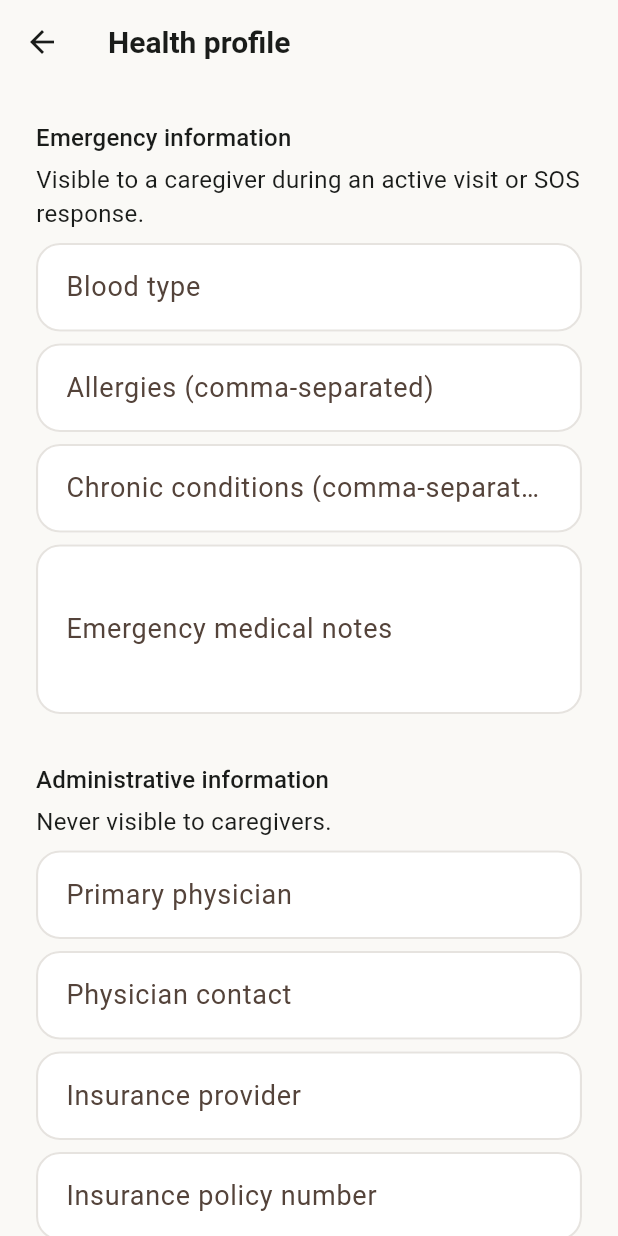
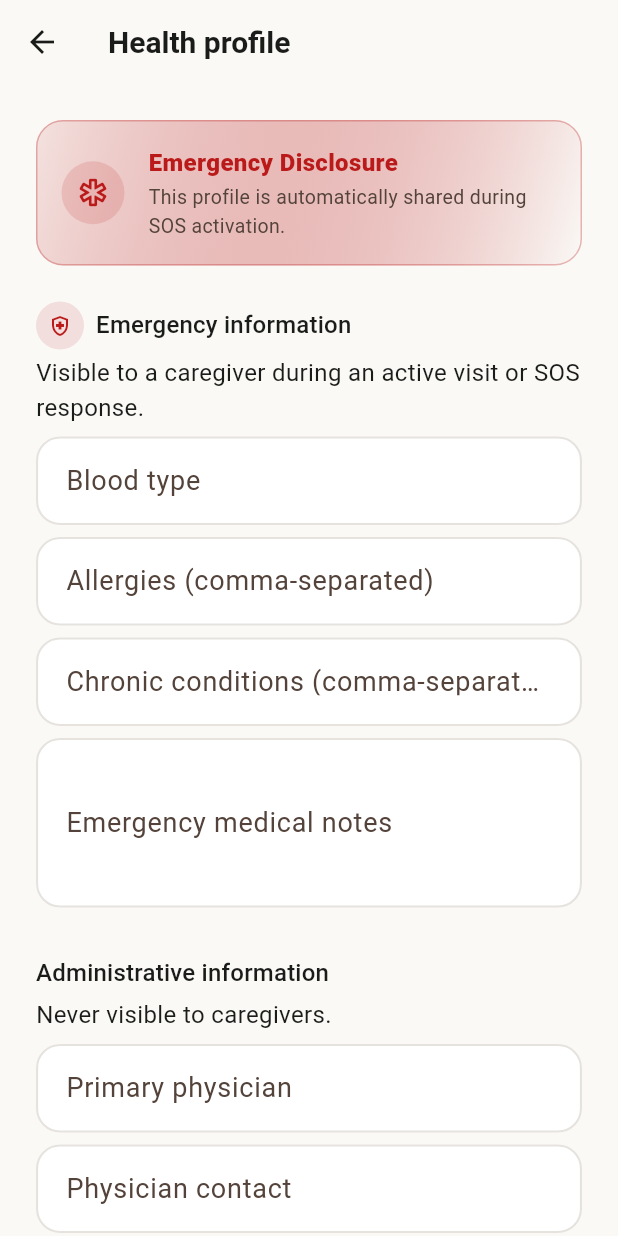
Before and after one commit to MADEMSanjanaSarvani/Elder-Care, a Flutter app: the HealthProfileScreen screen opened directly with empty values, on a phone screen of 412 x 824 dp. Run offline on Flutter 3.47's test engine with Material 3 defaults, Android fonts, the phone set to English and light mode, and no system bars; our stand-ins replace file_picker, firebase_core, firebase_messaging, flutter_riverpod, geolocator, go_router and 4 more; missing offline and left inert: agora_rtc_engine; accounts and stored records are empty; network calls fail.

Commit message:
Health profile: Stitch Medical-ID emergency disclosure banner + secured footer

```diff
--- a/apps/family_elder_app/lib/features/health_profile/presentation/health_profile_screen.dart
+++ b/apps/family_elder_app/lib/features/health_profile/presentation/health_profile_screen.dart
@@ -129,8 +129,65 @@ class _HealthProfileScreenState extends ConsumerState<HealthProfileScreen> {
       body: ListView(
         padding: const EdgeInsets.all(SetuSpacing.lg),
         children: [
-          Text('Emergency information',
-              style: Theme.of(context).textTheme.titleMedium),
+          // Emergency-disclosure banner (Stitch "Medical ID"): makes it clear
+          // this data is auto-shared the moment an SOS fires.
+          Container(
+            padding: const EdgeInsets.all(SetuSpacing.md),
+            decoration: BoxDecoration(
+              gradient: LinearGradient(
+                begin: Alignment.topLeft,
+                end: Alignment.bottomRight,
+                colors: [
+                  SetuColors.sosLight.withValues(alpha: 0.10),
+                  SetuColors.paperLight,
+                ],
+              ),
+              borderRadius: BorderRadius.circular(18),
+              border:
+                  Border.all(color: SetuColors.sosLight.withValues(alpha: 0.3)),
+            ),
+            child: Row(
+              children: [
+                Container(
+                  padding: const EdgeInsets.all(10),
+                  decoration: BoxDecoration(
+                      color: SetuColors.sosLight.withValues(alpha: 0.14),
+                      shape: BoxShape.circle),
+                  child: const Icon(Icons.emergency_outlined,
+                      color: SetuColors.sosLight, size: 22),
+                ),
+                const SizedBox(width: SetuSpacing.md),
+                Expanded(
+                  child: Column(
+                    crossAxisAlignment: CrossAxisAlignment.start,
+                    children: [
+                      Text('Emergency Disclosure',
+                          style: TextStyle(
+                              fontWeight: FontWeight.w800,
+                              color: SetuColors.sosLight)),
+                      const SizedBox(height: 2),
+                      const Text(
+                          'This profile is automatically shared during SOS activation.',
+                          style: TextStyle(
+                              color: SetuColors.mutedLight, fontSize: 13)),
+                    ],
+                  ),
+                ),
+              ],
+            ),
+          ),
+          const SizedBox(height: SetuSpacing.lg),
+          Row(
+            children: [
+              const SetuIconChip(
+                  icon: Icons.health_and_safety_outlined,
+                  color: SetuColors.sosLight,
+                  size: 16),
+              const SizedBox(width: SetuSpacing.sm),
+              Text('Emergency information',
+                  style: Theme.of(context).textTheme.titleMedium),
+            ],
+          ),
           const Padding(
             padding: EdgeInsets.only(top: SetuSpacing.xs, bottom: SetuSpacing.sm),
             child: Text(
@@ -193,6 +250,22 @@ class _HealthProfileScreenState extends ConsumerState<HealthProfileScreen> {
             onPressed: _saving ? null : _save,
             child: Text(_saving ? 'Saving…' : 'Save'),
           ),
+          const SizedBox(height: SetuSpacing.lg),
+          Row(
+            mainAxisAlignment: MainAxisAlignment.center,
+            children: [
+              const Icon(Icons.verified_user_outlined,
+                  size: 16, color: SetuColors.verifiedLight),
+              const SizedBox(width: 6),
+              Text('SECURED MEDICAL DATA',
+                  style: TextStyle(
+                      color: SetuColors.mutedLight,
+                      fontSize: 11.5,
+                      letterSpacing: 1.2,
+                      fontWeight: FontWeight.w700)),
+            ],
+          ),
+          const SizedBox(height: SetuSpacing.md),
         ],
       ),
     );
```
